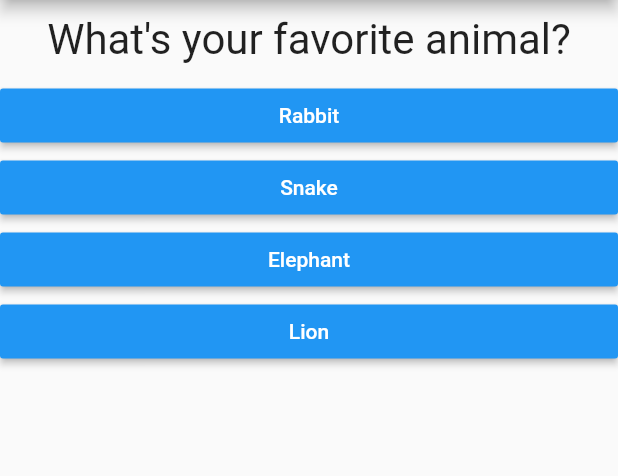
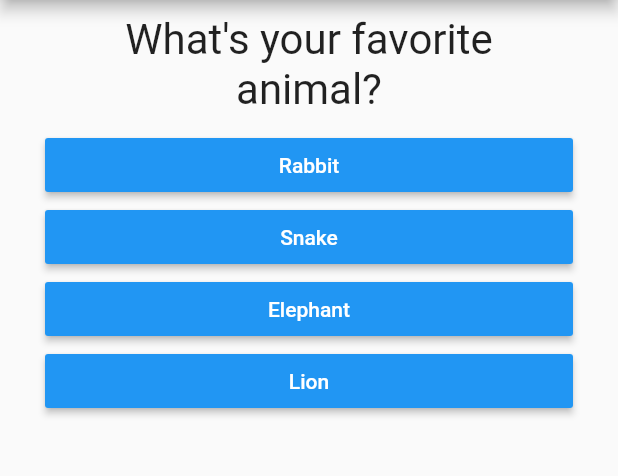
Before and after one commit to rozon/quiz_app, a Flutter app: the screen it shows after launch, after a tap on "Black", on a phone screen of 412 x 824 dp, the part 84-560 px from its top. Run offline on Flutter 3.47's test engine with Material 2 defaults, Android fonts, the phone set to English and light mode, and no system bars.

```diff
--- a/lib/main.dart
+++ b/lib/main.dart
@@ -15,29 +15,50 @@ class MyApp extends StatefulWidget {
 
 class _MyAppState extends State<MyApp> {
   var _questionIndex = 0;
+  var _totalScore = 0;
 
   final _questions = const [
     {
       'questionText': 'What\'s your favorite color?',
-      'answers': ['Black', 'Red', 'Green', 'White']
+      'answers': [
+        {'text': 'Black', 'score': 10},
+        {'text': 'Red', 'score': 8},
+        {'text': 'Green', 'score': 6},
+        {'text': 'White', 'score': 4},
+      ]
     },
     {
       'questionText': 'What\'s your favorite animal?',
-      'answers': ['Rabbit', 'Snake', 'Elephant', 'Lion']
+      'answers': [
+        {'text': 'Rabbit', 'score': 10},
+        {'text': 'Snake', 'score': 8},
+        {'text': 'Elephant', 'score': 6},
+        {'text': 'Lion', 'score': 4},
+      ]
     },
     {
       'questionText': 'What\'s your favorite state?',
-      'answers': ['Saskatchewan', 'Ontario', 'Manitoba', 'British Columbia']
+      'answers': [
+        {'text': 'Saskatchewan', 'score': 10},
+        {'text': 'Ontario', 'score': 8},
+        {'text': 'Manitoba', 'score': 6},
+        {'text': 'British Columbia', 'score': 4},
+      ]
     },
   ];
 
-  void _answerQuestion() {
-    if (_questionIndex < _questions.length) {
-      setState(() {
-        _questionIndex += 1;
-      });
-    }
-    print('Answer choosen!');
+  void _answerQuestion(int score) {
+    _totalScore += score;
+    setState(() {
+      _questionIndex += 1;
+    });
+  }
+
+  void _resetQuiz() {
+    setState(() {
+      _questionIndex = 0;
+      _totalScore = 0;
+    });
   }
 
   @override
@@ -53,7 +74,10 @@ class _MyAppState extends State<MyApp> {
                 questionIndex: _questionIndex,
                 questions: _questions,
               )
-            : Result(),
+            : Result(
+                resultScore: _totalScore,
+                resetQuiz: _resetQuiz,
+              ),
       ),
     );
   }
--- a/lib/quiz.dart
+++ b/lib/quiz.dart
@@ -12,13 +12,18 @@ class Quiz extends StatelessWidget {
 
   @override
   Widget build(BuildContext context) {
-    return Column(
-      children: <Widget>[
-        Question(questions[questionIndex]['questionText']),
-        ...(questions[questionIndex]['answers'] as List<String>).map((answer) {
-          return Answer(answer, answerQuestion);
-        }).toList()
-      ],
+    return Container(
+      padding: EdgeInsets.fromLTRB(30, 0, 30, 0),
+      child: Column(
+        children: <Widget>[
+          Question(questions[questionIndex]['questionText']),
+          ...(questions[questionIndex]['answers'] as List<Map<String, Object>>)
+              .map((answer) {
+            return Answer(
+                answer['text'], () => answerQuestion(answer['score']));
+          }).toList()
+        ],
+      ),
     );
   }
 }
```
Also changed, not shown: lib/result.dart (+38 -2 lines).
